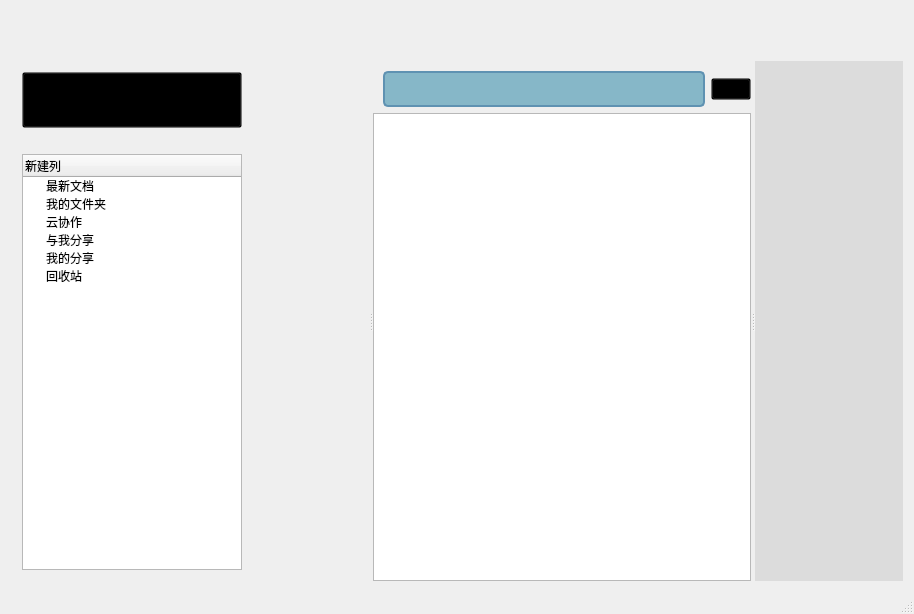
First picture: the form in ClientCpp/mainwindow/mainwindow.ui, repository YYC572652645/PySocket, before the edit.
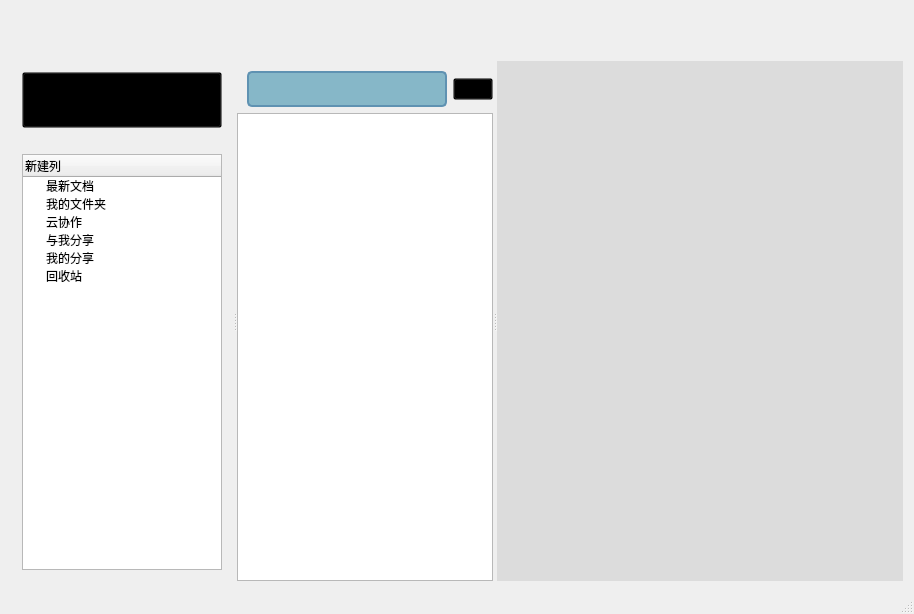
Second picture: the form after the edit. Icons and pictures are not drawn.

```diff
--- a/ClientCpp/mainwindow/mainwindow.ui
+++ b/ClientCpp/mainwindow/mainwindow.ui
@@ -41,6 +41,12 @@
       </item>
       <item>
        <widget class="QSplitter" name="splitter">
+        <property name="sizePolicy">
+         <sizepolicy hsizetype="Expanding" vsizetype="Preferred">
+          <horstretch>4</horstretch>
+          <verstretch>0</verstretch>
+         </sizepolicy>
+        </property>
         <property name="orientation">
          <enum>Qt::Horizontal</enum>
         </property>
@@ -48,9 +54,15 @@
          <layout class="QVBoxLayout" name="verticalLayout">
           <item>
            <widget class="QComboBox" name="comboBox">
+            <property name="sizePolicy">
+             <sizepolicy hsizetype="Preferred" vsizetype="Fixed">
+              <horstretch>0</horstretch>
+              <verstretch>0</verstretch>
+             </sizepolicy>
+            </property>
             <property name="maximumSize">
              <size>
-              <width>220</width>
+              <width>200</width>
               <height>16777215</height>
              </size>
             </property>
@@ -112,6 +124,9 @@
             <property name="orientation">
              <enum>Qt::Horizontal</enum>
             </property>
+            <property name="sizeType">
+             <enum>QSizePolicy::Maximum</enum>
+            </property>
             <property name="sizeHint" stdset="0">
              <size>
               <width>40</width>
@@ -122,9 +137,15 @@
           </item>
           <item>
            <widget class="QTreeWidget" name="treeWidget">
+            <property name="sizePolicy">
+             <sizepolicy hsizetype="Expanding" vsizetype="Expanding">
+              <horstretch>0</horstretch>
+              <verstretch>0</verstretch>
+             </sizepolicy>
+            </property>
             <property name="maximumSize">
              <size>
-              <width>220</width>
+              <width>200</width>
               <height>16777215</height>
              </size>
             </property>
@@ -195,6 +216,12 @@
          </layout>
         </widget>
         <widget class="QWidget" name="widget_2" native="true">
+         <property name="sizePolicy">
+          <sizepolicy hsizetype="Preferred" vsizetype="Preferred">
+           <horstretch>0</horstretch>
+           <verstretch>0</verstretch>
+          </sizepolicy>
+         </property>
          <property name="styleSheet">
           <string notr="true">background-image: url(:/image/image/color.png);</string>
          </property>
@@ -291,6 +318,12 @@
          </layout>
         </widget>
         <widget class="QWidget" name="widget" native="true">
+         <property name="sizePolicy">
+          <sizepolicy hsizetype="Preferred" vsizetype="Preferred">
+           <horstretch>1</horstretch>
+           <verstretch>0</verstretch>
+          </sizepolicy>
+         </property>
          <property name="styleSheet">
           <string notr="true">background-color: rgb(220, 220, 220);</string>
          </property>
```
